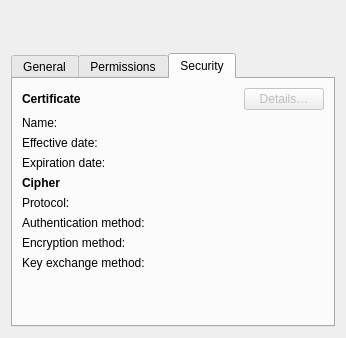
This is src/ui/WebsiteInformationDialog.ui in OtterBrowser/otter-browser as Qt 5 draws it before an edit. The edited form follows.
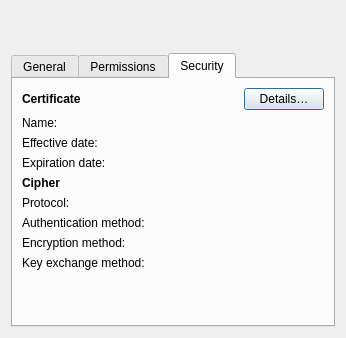
This is the edited form. The open tabs and pages were chosen to show the change. Custom widgets are drawn as their Qt base class.

Patch:
```diff
--- a/src/ui/WebsiteInformationDialog.ui
+++ b/src/ui/WebsiteInformationDialog.ui
@@ -234,9 +234,6 @@
          </item>
          <item>
           <widget class="QPushButton" name="certificateDetailsButton">
-           <property name="enabled">
-            <bool>false</bool>
-           </property>
            <property name="text">
             <string>Details…</string>
            </property>
```
